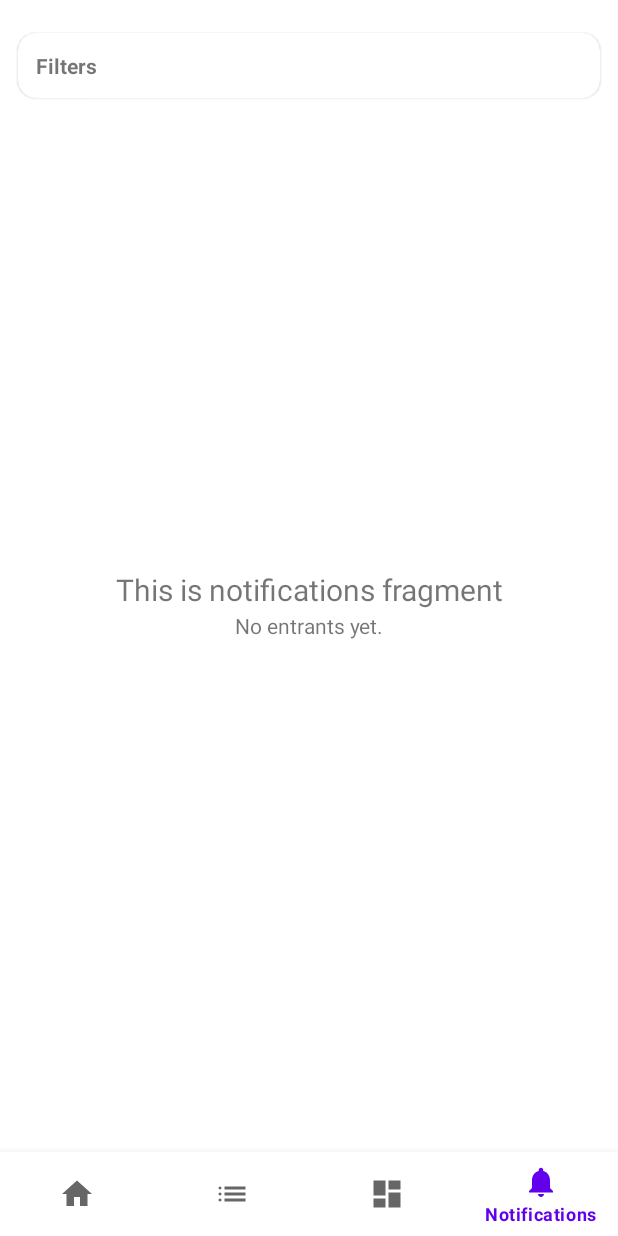
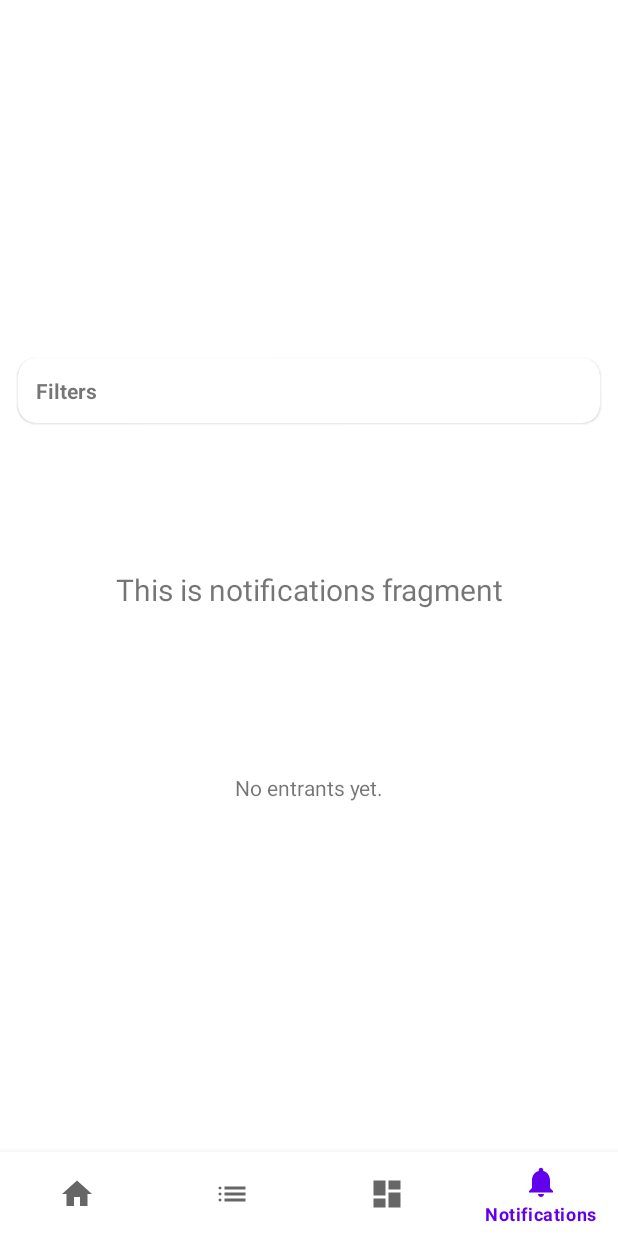
Before and after one commit to CMPUT301F25dangle/dangle-lotto, an Android app: the fragment OrganizerEventDetailsEntrantsFragment placed in its activity, item 4 of the bottom bar chosen, on a phone screen of 412 x 824 dp. Run offline under Robolectric (Android 15) with nearby library versions, the phone set to English and light mode, and no system bars; our stand-ins replace Firebase (no records; nobody signed in at launch, a user with empty details on screens opened directly), navigation-ui.

Commit message:
entrants displayed

```diff
--- a/app/src/main/res/layout/fragment_organizer_event_details_entrants.xml
+++ b/app/src/main/res/layout/fragment_organizer_event_details_entrants.xml
@@ -14,7 +14,8 @@
         app:cardCornerRadius="12dp"
         app:layout_constraintTop_toTopOf="parent"
         app:layout_constraintStart_toStartOf="parent"
-        app:layout_constraintEnd_toEndOf="parent">
+        app:layout_constraintEnd_toEndOf="parent"
+        app:layout_constraintBottom_toTopOf="@id/entrantsListView">
 
         <TextView
             android:layout_width="match_parent"
@@ -47,8 +48,10 @@
     <ListView
         android:id="@+id/entrantsListView"
         android:layout_width="match_parent"
-        android:layout_height="match_parent"
+        android:layout_height="wrap_content"
         android:dividerHeight="8dp"
-        android:padding="16dp" />
+        android:padding="20dp"
+        app:layout_constraintTop_toBottomOf="@id/filtersCard"
+        app:layout_constraintBottom_toBottomOf="parent"/>
 
 </androidx.constraintlayout.widget.ConstraintLayout>
```
Also changed, not shown: app/src/main/java/com/example/dangle_lotto/ui/dashboard/OrganizerEventDetailsEntrantsFragment.java (+8 -11 lines).
